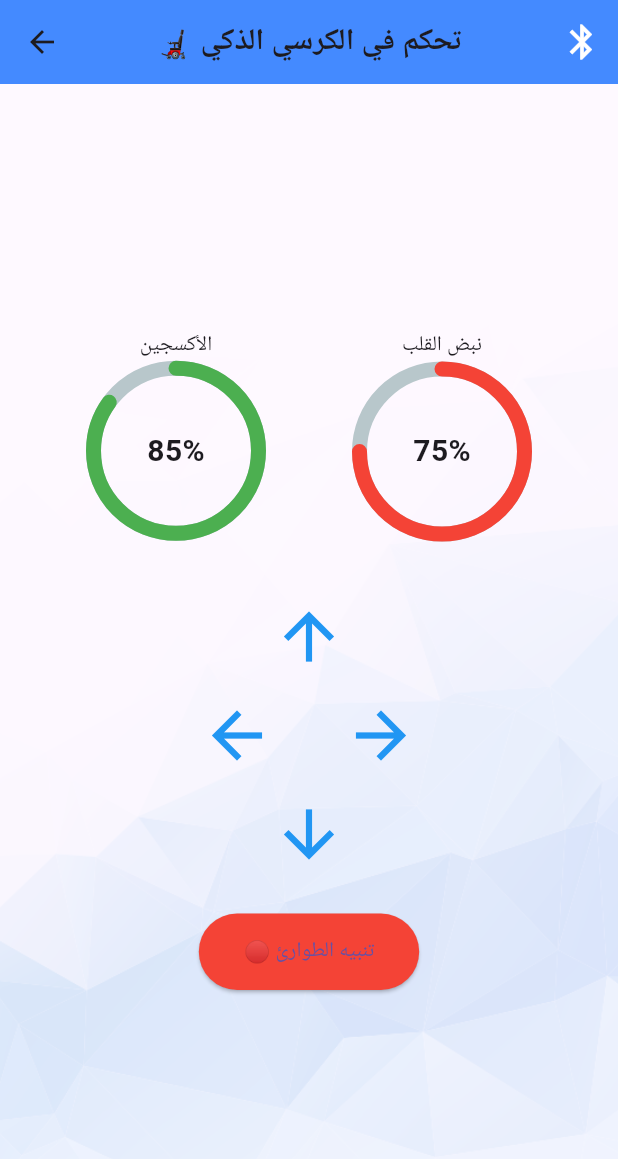
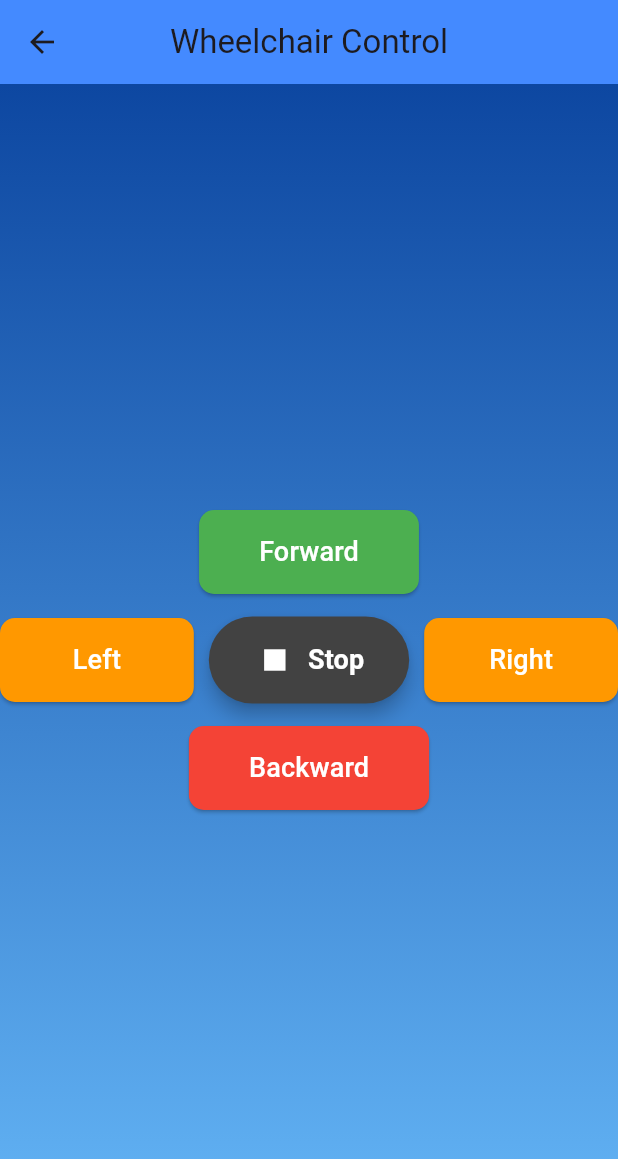
Before and after one commit to Mina843/grad_App, a Flutter app: the HomePage screen opened directly, after a tap on "🚀 انتقل إلى التحكم", on a phone screen of 412 x 824 dp. Shown: the top 1159 px of the screen. Run offline on Flutter 3.47's test engine with Material 3 defaults, Android fonts, the phone set to English and light mode, and no system bars; drawn by our look-alikes of percent_indicator; our stand-ins replace animate_do, firebase_auth, firebase_core, flutter_bloc; accounts and stored records are empty.

Commit message:
my latest commit

```diff
--- a/lib/control_page.dart
+++ b/lib/control_page.dart
@@ -1,24 +1,50 @@
 import 'package:flutter/material.dart';
-import 'package:percent_indicator/circular_percent_indicator.dart';
+import 'login/login_page.dart'; // تأكد من استيراد صفحة تسجيل الدخول
 
 class ControlPage extends StatefulWidget {
-  const ControlPage({super.key});
-
   @override
   _ControlPageState createState() => _ControlPageState();
 }
 
 class _ControlPageState extends State<ControlPage> {
-  void _connectBluetooth() {
+  bool isArabic = false; // اللغة الافتراضية هي الإنجليزية
+
+  void showMovementMessage(String direction) {
     ScaffoldMessenger.of(context).showSnackBar(
-      const SnackBar(content: Text("🔵 البحث عن أجهزة بلوتوث...")),
+      SnackBar(
+        content: Text(
+          isArabic
+              ? (direction == "Forward"
+              ? "تحرك للأمام"
+              : direction == "Backward"
+              ? "تحرك للخلف"
+              : direction == "Left"
+              ? "تحرك لليسار"
+              : direction == "Right"
+              ? "تحرك لليمين"
+              : "تم التوقف")
+              : direction == "Stop"
+              ? "Stopped!"
+              : "Moving $direction...",
+          style: TextStyle(fontSize: 16),
+        ),
+        duration: Duration(seconds: 2),
+        behavior: SnackBarBehavior.floating,
+        backgroundColor: direction == "Stop" ? Colors.grey.shade800 : Colors.deepPurpleAccent,
+      ),
     );
   }
 
-  void moveWheelchair(String direction) {
-    print("🔄 الكرسي يتحرك: $direction");
-    ScaffoldMessenger.of(context).showSnackBar(
-      SnackBar(content: Text("🚀 يتحرك: $direction")),
+  void _toggleLanguage(bool arabic) {
+    setState(() {
+      isArabic = arabic;
+    });
+  }
+
+  void _logout() {
+    Navigator.pushReplacement(
+      context,
+      MaterialPageRoute(builder: (context) => LoginPage()), // انتقل إلى صفحة تسجيل الدخول
     );
   }
 
@@ -26,116 +52,122 @@ class _ControlPageState extends State<ControlPage> {
   Widget build(BuildContext context) {
     return Scaffold(
       appBar: AppBar(
-        title: const Text("🦼 تحكم في الكرسي الذكي",
-            style: TextStyle(fontSize: 20, fontWeight: FontWeight.bold)),
+        title: Text(isArabic ? "تحكم في الكرسي المتحرك" : "Wheelchair Control"),
         centerTitle: true,
-        backgroundColor: Colors.blueAccent, // لون الخلفية للعنوان
-        actions: [
-          IconButton(
-            icon: const Icon(Icons.bluetooth, color: Colors.white, size: 28),
-            onPressed: _connectBluetooth,
+        backgroundColor: Colors.blueAccent,
       ),
-        ],
+      body: Container(
+        decoration: BoxDecoration(
+          gradient: LinearGradient(
+            colors: [Colors.blue.shade900, Colors.blue.shade300],
+            begin: Alignment.topCenter,
+            end: Alignment.bottomCenter,
           ),
-      body: Stack(
+        ),
+        child: Center(
+          child: Column(
+            mainAxisSize: MainAxisSize.min,
             children: [
-          // الخلفية الشفافة
-          Positioned.fill(
-            child: Opacity(
-              opacity: 0.2,
-              child: Image.asset(
-                "assets/tech.png",
-                fit: BoxFit.cover,
+              // زر الأمام
+              ElevatedButton(
+                onPressed: () => showMovementMessage("Forward"),
+                child: Text(isArabic ? "أمام" : "Forward",
+                    style: TextStyle(fontSize: 18)),
+                style: ElevatedButton.styleFrom(
+                  padding: EdgeInsets.symmetric(vertical: 15, horizontal: 40),
+                  backgroundColor: Colors.green,
+                  foregroundColor: Colors.white,
+                  shape: RoundedRectangleBorder(
+                    borderRadius: BorderRadius.circular(10),
                   ),
                 ),
               ),
-          Column(
-            mainAxisAlignment: MainAxisAlignment.center,
-            children: [
-              // دوائر عرض نسبة الأكسجين والنبضات
-              Row(
-                mainAxisAlignment: MainAxisAlignment.spaceEvenly,
-                children: [
-                  CircularPercentIndicator(
-                    radius: 60.0,
-                    lineWidth: 10.0,
-                    percent: 0.85,
-                    center: const Text("85%",
-                        style: TextStyle(
-                            fontSize: 20, fontWeight: FontWeight.bold)),
-                    progressColor: Colors.green,
-                    circularStrokeCap: CircularStrokeCap.round,
-                    header: const Text("الأكسجين"),
-                  ),
-                  CircularPercentIndicator(
-                    radius: 60.0,
-                    lineWidth: 10.0,
-                    percent: 0.75,
-                    center: const Text("75%",
-                        style: TextStyle(
-                            fontSize: 20, fontWeight: FontWeight.bold)),
-                    progressColor: Colors.red,
-                    circularStrokeCap: CircularStrokeCap.round,
-                    header: const Text("نبض القلب"),
-                  ),
-                ],
-              ),
-              const SizedBox(height: 30),
-              // أزرار التحكم في الاتجاهات
+              SizedBox(height: 15),
+
+              // صف الأزرار: يسار - توقف - يمين
               Row(
                 mainAxisAlignment: MainAxisAlignment.center,
                 children: [
-                  IconButton(
-                    icon: const Icon(Icons.arrow_upward,
-                        size: 50, color: Colors.blue),
-                    onPressed: () => moveWheelchair("أمام"),
+                  // زر اليسار
+                  Expanded(
+                    child: ElevatedButton(
+                      onPressed: () => showMovementMessage("Left"),
+                      child: Text(isArabic ? "يسار" : "Left",
+                          style: TextStyle(fontSize: 18)),
+                      style: ElevatedButton.styleFrom(
+                        padding: EdgeInsets.symmetric(vertical: 15, horizontal: 20),
+                        backgroundColor: Colors.orange,
+                        foregroundColor: Colors.white,
+                        shape: RoundedRectangleBorder(
+                          borderRadius: BorderRadius.circular(10),
                         ),
-                ],
                       ),
-              Row(
-                mainAxisAlignment: MainAxisAlignment.center,
-                children: [
-                  IconButton(
-                    icon: const Icon(Icons.arrow_back,
-                        size: 50, color: Colors.blue),
-                    onPressed: () => moveWheelchair("يسار"),
                     ),
-                  const SizedBox(width: 30),
-                  IconButton(
-                    icon: const Icon(Icons.arrow_forward,
-                        size: 50, color: Colors.blue),
-                    onPressed: () => moveWheelchair("يمين"),
                   ),
-                ],
+
+                  // تباعد بين الأزرار
+                  SizedBox(width: 10),
+
+                  // زر التوقف في المنتصف
+                  ElevatedButton.icon(
+                    onPressed: () => showMovementMessage("Stop"),
+                    icon: Icon(Icons.stop, size: 28),
+                    label: Text(
+                      isArabic ? "إيقاف" : "Stop",
+                      style: TextStyle(fontSize: 18, fontWeight: FontWeight.bold),
                     ),
-              Row(
-                mainAxisAlignment: MainAxisAlignment.center,
-                children: [
-                  IconButton(
-                    icon: const Icon(Icons.arrow_downward,
-                        size: 50, color: Colors.blue),
-                    onPressed: () => moveWheelchair("خلف"),
+                    style: ElevatedButton.styleFrom(
+                      padding: EdgeInsets.symmetric(vertical: 15, horizontal: 30),
+                      backgroundColor: Colors.grey.shade800,
+                      foregroundColor: Colors.white,
+                      shape: RoundedRectangleBorder(
+                        borderRadius: BorderRadius.circular(50),
                       ),
-                ],
+                      elevation: 5,
                     ),
-              const SizedBox(height: 20),
-              // زر الطوارئ
-              ElevatedButton(
-                onPressed: () {
-                  ScaffoldMessenger.of(context).showSnackBar(
-                    const SnackBar(content: Text("🚨 تم تفعيل وضع الطوارئ!")),
-                  );
-                },
-                child: Text("🔴 تنبيه الطوارئ"),
+                  ),
+
+                  // تباعد بين الأزرار
+                  SizedBox(width: 10),
+
+                  // زر اليمين
+                  Expanded(
+                    child: ElevatedButton(
+                      onPressed: () => showMovementMessage("Right"),
+                      child: Text(isArabic ? "يمين" : "Right",
+                          style: TextStyle(fontSize: 18)),
                       style: ElevatedButton.styleFrom(
-                  backgroundColor: Colors.red,
-                  padding:
-                      const EdgeInsets.symmetric(horizontal: 30, vertical: 15),
+                        padding: EdgeInsets.symmetric(vertical: 15, horizontal: 20),
+                        backgroundColor: Colors.orange,
+                        foregroundColor: Colors.white,
+                        shape: RoundedRectangleBorder(
+                          borderRadius: BorderRadius.circular(10),
+                        ),
+                      ),
                     ),
                   ),
                 ],
               ),
+
+              SizedBox(height: 15),
+
+              // زر الخلف
+              ElevatedButton(
+                onPressed: () => showMovementMessage("Backward"),
+                child: Text(isArabic ? "خلف" : "Backward",
+                    style: TextStyle(fontSize: 18)),
+                style: ElevatedButton.styleFrom(
+                  padding: EdgeInsets.symmetric(vertical: 15, horizontal: 40),
+                  backgroundColor: Colors.red,
+                  foregroundColor: Colors.white,
+                  shape: RoundedRectangleBorder(
+                    borderRadius: BorderRadius.circular(10),
+                  ),
+                ),
+              ),
             ],
+          ),
+        ),
       ),
     );
   }
--- a/lib/home_page.dart
+++ b/lib/home_page.dart
@@ -1,15 +1,87 @@
 import 'package:flutter/material.dart';
 import 'control_page.dart'; // صفحة التحكم بالكرسي
+import 'login/login_page.dart'; // صفحة تسجيل الدخول
 
-class HomePage extends StatelessWidget {
+class HomePage extends StatefulWidget {
   const HomePage({super.key});
 
   @override
+  _HomePageState createState() => _HomePageState();
+}
+
+class _HomePageState extends State<HomePage> {
+  String _currentLanguage = 'ar'; // اللغة الافتراضية العربية
+
+  // دالة تغيير اللغة
+  void _changeLanguage(String languageCode) {
+    setState(() {
+      _currentLanguage = languageCode;
+    });
+  }
+
+  // نافذة اختيار اللغة
+  void _showLanguageDialog() {
+    showDialog(
+      context: context,
+      builder: (BuildContext context) {
+        return AlertDialog(
+          title: Text(_currentLanguage == 'ar' ? 'اختر اللغة' : 'Choose Language'),
+          content: Column(
+            mainAxisSize: MainAxisSize.min,
+            children: [
+              ListTile(
+                title: Text('English'),
+                onTap: () {
+                  _changeLanguage('en');
+                  Navigator.pop(context);
+                },
+              ),
+              ListTile(
+                title: Text('العربية'),
+                onTap: () {
+                  _changeLanguage('ar');
+                  Navigator.pop(context);
+                },
+              ),
+            ],
+          ),
+        );
+      },
+    );
+  }
+
+  @override
   Widget build(BuildContext context) {
+    bool isArabic = _currentLanguage == 'ar';
+
     return Scaffold(
       appBar: AppBar(
-        title: const Text('الكرسي المتحرك الذكي'),
+        title: Text(isArabic ? 'الكرسي المتحرك الذكي' : 'Smart Wheelchair'),
         backgroundColor: Colors.orange,
+        actions: [
+          PopupMenuButton<String>(
+            onSelected: (value) {
+              if (value == 'language') {
+                _showLanguageDialog(); // فتح نافذة اختيار اللغة
+              } else if (value == 'logout') {
+                Navigator.pushReplacement(
+                  context,
+                  MaterialPageRoute(builder: (context) => LoginPage()),
+                );
+              }
+            },
+            itemBuilder: (context) => [
+              PopupMenuItem(
+                value: 'language',
+                child: Text(isArabic ? 'اللغة' : 'Language'),
+              ),
+              PopupMenuItem(
+                value: 'logout',
+                child: Text(isArabic ? 'تسجيل الخروج' : 'Logout'),
+              ),
+            ],
+          ),
+        ],
       ),
       body: Padding(
         padding: const EdgeInsets.all(16.0),
@@ -17,10 +89,10 @@ class HomePage extends StatelessWidget {
           crossAxisAlignment: CrossAxisAlignment.center,
           children: [
             // عنوان الصفحة
-            const Text(
-              "مرحبًا بك في مشروع الكرسي المتحرك الذكي",
+            Text(
+              isArabic ? "مرحبًا بك في مشروع الكرسي المتحرك الذكي" : "Welcome to the Smart Wheelchair Project",
               textAlign: TextAlign.center,
-              style: TextStyle(fontSize: 22, fontWeight: FontWeight.bold),
+              style: const TextStyle(fontSize: 22, fontWeight: FontWeight.bold),
             ),
             const SizedBox(height: 10),
 
@@ -33,32 +105,30 @@ class HomePage extends StatelessWidget {
             Expanded(
               child: ListView(
                 children: [
-                  const Text(
-                    "        : مميزات هذا المشروع ",
-                    style: TextStyle(
-                      fontSize: 30,
-                    ),
+                  Text(
+                    isArabic ? "         مميزات هذا المشروع " : "         Project Features : ",
+                    style: const TextStyle(fontSize: 30),
                   ),
                   FeatureCard(
-                    title: "✨ التحكم الذكي",
-                    description:
-                        "تحكم سلس عبر الهاتف باستخدام الأزرار أو الأوامر الصوتية او بالاشارت العصبيةاو باستخدام هذا التطبيق.",
+                    title: isArabic ? "✨ التحكم الذكي" : "✨ Smart Control",
+                    description: isArabic
+                        ? "تحكم سلس عبر الهاتف باستخدام الأزرار أو الأوامر الصوتية او بالإشارات العصبية أو باستخدام هذا التطبيق"
+                        : "Seamless control via phone using buttons, voice commands, neural signals, or this app.",
                     icon: Icons.phonelink,
                   ),
                   FeatureCard(
-                    title: "🚀 مستشعرات دقيقة",
-                    description: "قياس مستوى الأكسجين والنبض بدقة عالية.",
+                    title: isArabic ? "🚀 مستشعرات دقيقة" : "🚀 Accurate Sensors",
+                    description: isArabic ? "قياس مستوى الأكسجين والنبض بدقة عالية" : "Accurately measure oxygen level and pulse.",
                     icon: Icons.monitor_heart,
                   ),
                   FeatureCard(
-                    title: "🛑 تجنب العوائق",
-                    description:
-                        "استخدام مستشعرات لعدم الاصطدام بالعوائق أثناء الحركة.",
+                    title: isArabic ? "🛑 تجنب العوائق" : "🛑 Obstacle Avoidance",
+                    description: isArabic ? "استخدام مستشعرات لعدم الاصطدام بالعوائق أثناء الحركة" : "Using sensors to avoid obstacles while moving.",
                     icon: Icons.sensors,
                   ),
                   FeatureCard(
-                    title: "🔔 تنبيه الطوارئ",
-                    description: "زر طوارئ للإبلاغ عن أي مشكلة بسرعة.",
+                    title: isArabic ? "🔔 تنبيه الطوارئ" : "🔔 Emergency Alert",
+                    description: isArabic ? "زر طوارئ للإبلاغ عن أي مشكلة بسرعة" : "Emergency button to quickly report any issue.",
                     icon: Icons.emergency,
                   ),
                 ],
@@ -70,16 +140,13 @@ class HomePage extends StatelessWidget {
             // زر الانتقال إلى صفحة التحكم
             ElevatedButton(
               onPressed: () {
-                Navigator.push(context,
-                    MaterialPageRoute(builder: (context) => ControlPage()));
+                Navigator.push(context, MaterialPageRoute(builder: (context) => ControlPage()));
               },
-              child: const Text("🚀 انتقل إلى التحكم"),
+              child: Text(isArabic ? "🚀 انتقل إلى التحكم" : "🚀 Go to Control"),
               style: ElevatedButton.styleFrom(
                 backgroundColor: Colors.blue,
-                padding:
-                    const EdgeInsets.symmetric(horizontal: 30, vertical: 15),
-                textStyle:
-                    const TextStyle(fontSize: 18, fontWeight: FontWeight.bold),
+                padding: const EdgeInsets.symmetric(horizontal: 30, vertical: 15),
+                textStyle: const TextStyle(fontSize: 18, fontWeight: FontWeight.bold),
               ),
             ),
           ],
@@ -95,11 +162,7 @@ class FeatureCard extends StatelessWidget {
   final String description;
   final IconData icon;
 
-  FeatureCard(
-      {super.key,
-      required this.title,
-      required this.description,
-      required this.icon});
+  FeatureCard({super.key, required this.title, required this.description, required this.icon});
 
   @override
   Widget build(BuildContext context) {
@@ -108,8 +171,7 @@ class FeatureCard extends StatelessWidget {
       shape: RoundedRectangleBorder(borderRadius: BorderRadius.circular(10)),
       child: ListTile(
         leading: Icon(icon, size: 40, color: Colors.blue),
-        title: Text(title,
-            style: const TextStyle(fontSize: 18, fontWeight: FontWeight.bold)),
+        title: Text(title, style: const TextStyle(fontSize: 18, fontWeight: FontWeight.bold)),
         subtitle: Text(description),
       ),
     );
--- a/lib/login/login_page.dart
+++ b/lib/login/login_page.dart
@@ -2,6 +2,7 @@ import 'package:flutter/material.dart';
 import 'package:flutter_bloc/flutter_bloc.dart';
 import 'package:animate_do/animate_do.dart';
 import 'package:gg/login/login_cubit/login_cubit.dart';
+import '../MainMenuPage.dart';
 import '../home_page.dart';
 import '../register/register_page.dart';
 
@@ -166,7 +167,7 @@ class _LoginPageState extends State<LoginPage> {
                                   Navigator.pushReplacement(
                                     context,
                                     MaterialPageRoute(
-                                        builder: (context) => const HomePage()),
+                                        builder: (context) =>  MainMenuPage()),
                                   );
                                 });
                               } else if (state is LoginFailure) {
--- a/lib/register/register_page.dart
+++ b/lib/register/register_page.dart
@@ -14,6 +14,8 @@ class _RegisterPageState extends State<RegisterPage> {
   final TextEditingController nameController = TextEditingController();
   final TextEditingController emailController = TextEditingController();
   final TextEditingController passwordController = TextEditingController();
+  final TextEditingController confirmPasswordController = TextEditingController();
+
   String errorMessage = '';
 
   @override
@@ -37,6 +39,7 @@ class _RegisterPageState extends State<RegisterPage> {
               nameController: nameController,
               emailController: emailController,
               passwordController: passwordController,
+              confirmPasswordController: confirmPasswordController,
               errorMessage: errorMessage),
         ),
       ),
--- a/pubspec.yaml
+++ b/pubspec.yaml
@@ -36,6 +36,7 @@ dependencies:
     sdk: flutter
   flutter_bloc: ^9.0.0
   percent_indicator: ^4.2.4
+
 
 dev_dependencies:
   flutter_lints: ^3.0.2
```
Also changed, not shown: lib/HealthFeaturePage.dart (added, +85 -0 lines), lib/MainMenuPage.dart (added, +221 -0 lines), lib/register/register_body_view.dart (+23 -4 lines), lib/register/register_text_field.dart (+18 -0 lines), assets/background.png (added), assets/bb.png (added), assets/health_background.png (added), lib/main.dart (line endings or trailing spaces), 84 other files. Lines whose indentation alone changed are shown as unchanged.
